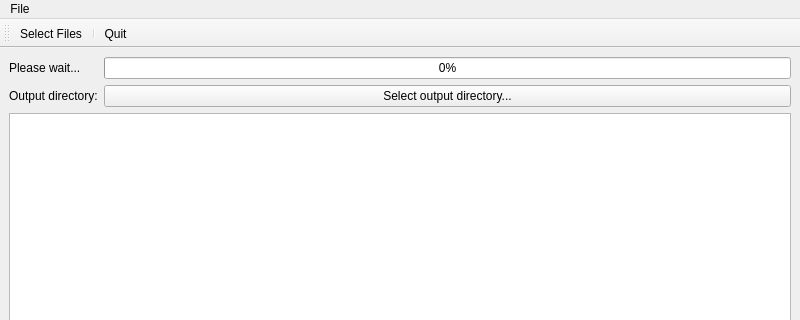
Before: the Qt Designer form examples/ThumbNailer/MainWindow.ui in KDE/threadweaver, drawn with Qt 5; both pictures show x 0 to 800 and y 0 to 320 of the 800 by 600 pixel window.
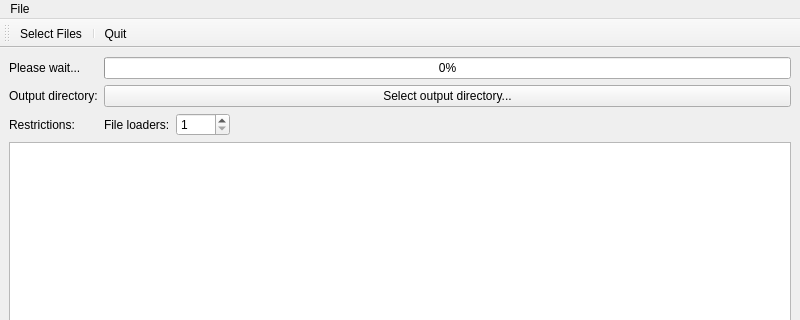
After: the same form once the commit is applied.

Commit message:
Add resource restriction for file loading.
Make cap configurable from the UI.

Diff of the .ui file:
```diff
--- a/examples/ThumbNailer/MainWindow.ui
+++ b/examples/ThumbNailer/MainWindow.ui
@@ -45,6 +45,47 @@
         </property>
        </widget>
       </item>
+      <item row="2" column="0">
+       <widget class="QLabel" name="label_2">
+        <property name="text">
+         <string>Restrictions:</string>
+        </property>
+       </widget>
+      </item>
+      <item row="2" column="1">
+       <layout class="QHBoxLayout" name="horizontalLayout">
+        <item>
+         <widget class="QLabel" name="label_3">
+          <property name="text">
+           <string>File loaders:</string>
+          </property>
+         </widget>
+        </item>
+        <item>
+         <widget class="QSpinBox" name="fileLoaderCap">
+          <property name="minimum">
+           <number>1</number>
+          </property>
+          <property name="maximum">
+           <number>1000</number>
+          </property>
+         </widget>
+        </item>
+        <item>
+         <spacer name="horizontalSpacer">
+          <property name="orientation">
+           <enum>Qt::Horizontal</enum>
+          </property>
+          <property name="sizeHint" stdset="0">
+           <size>
+            <width>40</width>
+            <height>20</height>
+           </size>
+          </property>
+         </spacer>
+        </item>
+       </layout>
+      </item>
      </layout>
     </item>
     <item>
```
The commit also changes 5 other files.
